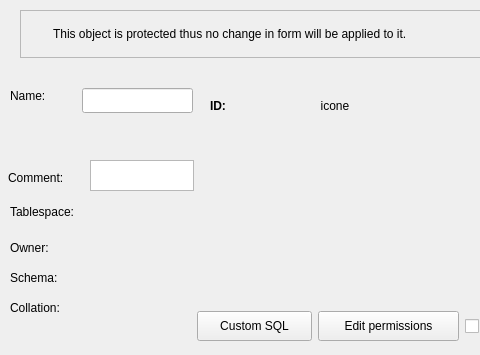
Qt form libpgmodeler_ui/ui/baseobjectwidget.ui (pgmodeler/pgmodeler) before a commit; both pictures show x 0 to 480 and y 0 to 355 of the 634 by 588 pixel window.
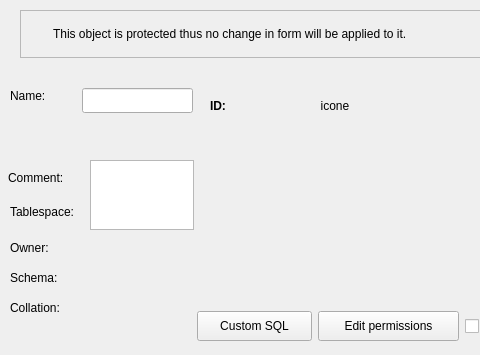
The same form after that commit. Icons and pictures are not drawn.

Patch:
```diff
--- a/libpgmodeler_ui/ui/baseobjectwidget.ui
+++ b/libpgmodeler_ui/ui/baseobjectwidget.ui
@@ -492,7 +492,7 @@
      <x>90</x>
      <y>160</y>
      <width>104</width>
-     <height>31</height>
+     <height>70</height>
     </rect>
    </property>
    <property name="minimumSize">
@@ -504,7 +504,7 @@
    <property name="maximumSize">
     <size>
      <width>16777215</width>
-     <height>100</height>
+     <height>80</height>
     </size>
    </property>
   </widget>
```
